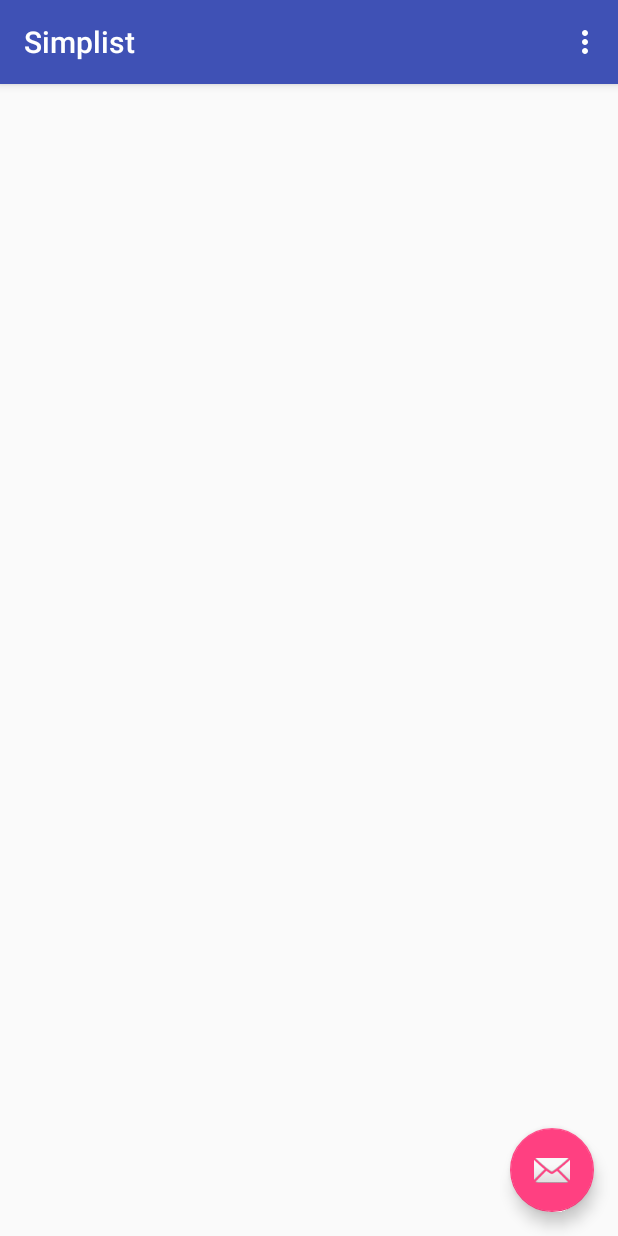
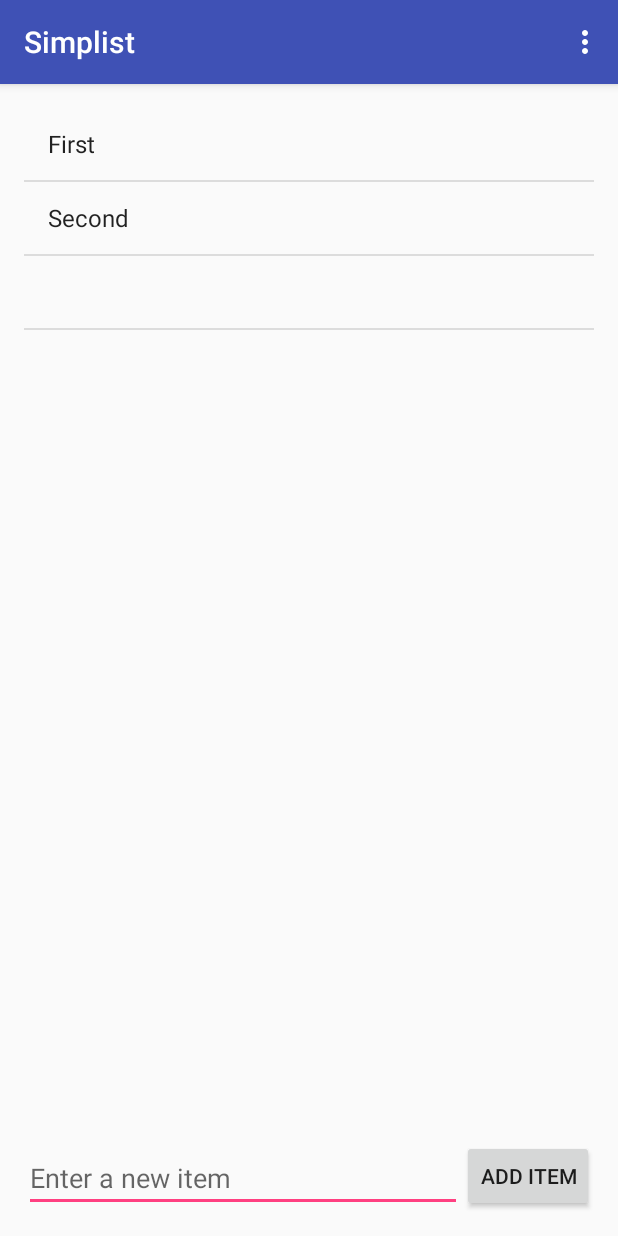
Before and after one commit to kennethpu/Simplist, an Android app: the screen it shows after launch (MainActivity), in the options menu, after a tap on "Settings", on a phone screen of 412 x 824 dp. Run offline under Robolectric (Android 15) with nearby library versions, the phone set to English and light mode, and no system bars.

Commit message:
Add basic add/remove items functionality

```diff
--- a/app/src/main/java/com/codepath/kpu/simplist/MainActivity.java
+++ b/app/src/main/java/com/codepath/kpu/simplist/MainActivity.java
@@ -1,15 +1,23 @@
 package com.codepath.kpu.simplist;
 
 import android.os.Bundle;
-import android.support.design.widget.FloatingActionButton;
-import android.support.design.widget.Snackbar;
 import android.support.v7.app.AppCompatActivity;
 import android.support.v7.widget.Toolbar;
-import android.view.View;
 import android.view.Menu;
 import android.view.MenuItem;
+import android.view.View;
+import android.widget.AdapterView;
+import android.widget.ArrayAdapter;
+import android.widget.EditText;
+import android.widget.ListView;
+
+import java.util.ArrayList;
 
 public class MainActivity extends AppCompatActivity {
+
+    ArrayList<String> items;
+    ArrayAdapter<String> itemsAdapter;
+    ListView lvItems;
 
     @Override
     protected void onCreate(Bundle savedInstanceState) {
@@ -18,14 +26,13 @@ public class MainActivity extends AppCompatActivity {
         Toolbar toolbar = (Toolbar) findViewById(R.id.toolbar);
         setSupportActionBar(toolbar);
 
-        FloatingActionButton fab = (FloatingActionButton) findViewById(R.id.fab);
-        fab.setOnClickListener(new View.OnClickListener() {
-            @Override
-            public void onClick(View view) {
-                Snackbar.make(view, "Replace with your own action", Snackbar.LENGTH_LONG)
-                        .setAction("Action", null).show();
-            }
-        });
+        lvItems = (ListView)findViewById(R.id.lvItems);
+        items = new ArrayList<>();
+        itemsAdapter = new ArrayAdapter<String>(this, android.R.layout.simple_list_item_1, items);
+        lvItems.setAdapter(itemsAdapter);
+        items.add("First");
+        items.add("Second");
+        setupListViewListener();
     }
 
     @Override
@@ -49,4 +56,23 @@ public class MainActivity extends AppCompatActivity {
 
         return super.onOptionsItemSelected(item);
     }
+
+    private void setupListViewListener() {
+        lvItems.setOnItemLongClickListener(
+                new AdapterView.OnItemLongClickListener() {
+                    @Override
+                    public boolean onItemLongClick(AdapterView<?> parent, View view, int position, long id) {
+                        items.remove(position);
+                        itemsAdapter.notifyDataSetChanged();
+                        return true;
+                    }
+                });
+    }
+
+    public void onAddItem(View v) {
+        EditText etNewItem = (EditText)findViewById(R.id.etNewItem);
+        String itemText = etNewItem.getText().toString();
+        itemsAdapter.add(itemText);
+        etNewItem.setText("");
+    }
 }
--- a/app/src/main/res/layout/activity_main.xml
+++ b/app/src/main/res/layout/activity_main.xml
@@ -1,5 +1,6 @@
 <?xml version="1.0" encoding="utf-8"?>
-<android.support.design.widget.CoordinatorLayout xmlns:android="http://schemas.android.com/apk/res/android"
+<android.support.design.widget.CoordinatorLayout
+    xmlns:android="http://schemas.android.com/apk/res/android"
     xmlns:app="http://schemas.android.com/apk/res-auto"
     xmlns:tools="http://schemas.android.com/tools"
     android:layout_width="match_parent"
@@ -23,12 +24,4 @@
 
     <include layout="@layout/content_main" />
 
-    <android.support.design.widget.FloatingActionButton
-        android:id="@+id/fab"
-        android:layout_width="wrap_content"
-        android:layout_height="wrap_content"
-        android:layout_gravity="bottom|end"
-        android:layout_margin="@dimen/fab_margin"
-        android:src="@android:drawable/ic_dialog_email" />
-
 </android.support.design.widget.CoordinatorLayout>
--- a/app/src/main/res/layout/content_main.xml
+++ b/app/src/main/res/layout/content_main.xml
@@ -1,5 +1,6 @@
 <?xml version="1.0" encoding="utf-8"?>
-<RelativeLayout xmlns:android="http://schemas.android.com/apk/res/android"
+<RelativeLayout
+    xmlns:android="http://schemas.android.com/apk/res/android"
     xmlns:app="http://schemas.android.com/apk/res-auto"
     xmlns:tools="http://schemas.android.com/tools"
     android:layout_width="match_parent"
@@ -12,4 +13,35 @@
     tools:context="com.codepath.kpu.simplist.MainActivity"
     tools:showIn="@layout/activity_main">
 
+    <Button
+        style="?android:attr/buttonStyleSmall"
+        android:layout_width="wrap_content"
+        android:layout_height="wrap_content"
+        android:text="Add Item"
+        android:id="@+id/btnAddItem"
+        android:layout_alignParentBottom="true"
+        android:layout_alignParentRight="true"
+        android:layout_alignParentEnd="true"
+        android:onClick="onAddItem" />
+
+    <EditText
+        android:layout_width="wrap_content"
+        android:layout_height="wrap_content"
+        android:hint="Enter a new item"
+        android:id="@+id/etNewItem"
+        android:layout_alignParentBottom="true"
+        android:layout_alignParentLeft="true"
+        android:layout_alignParentStart="true"
+        android:layout_toLeftOf="@+id/btnAddItem"
+        android:layout_toStartOf="@+id/btnAddItem" />
+
+    <ListView
+        android:layout_width="wrap_content"
+        android:layout_height="wrap_content"
+        android:id="@+id/lvItems"
+        android:layout_alignParentTop="true"
+        android:layout_alignParentLeft="true"
+        android:layout_alignParentStart="true"
+        android:layout_above="@+id/btnAddItem" />
+
 </RelativeLayout>
```
